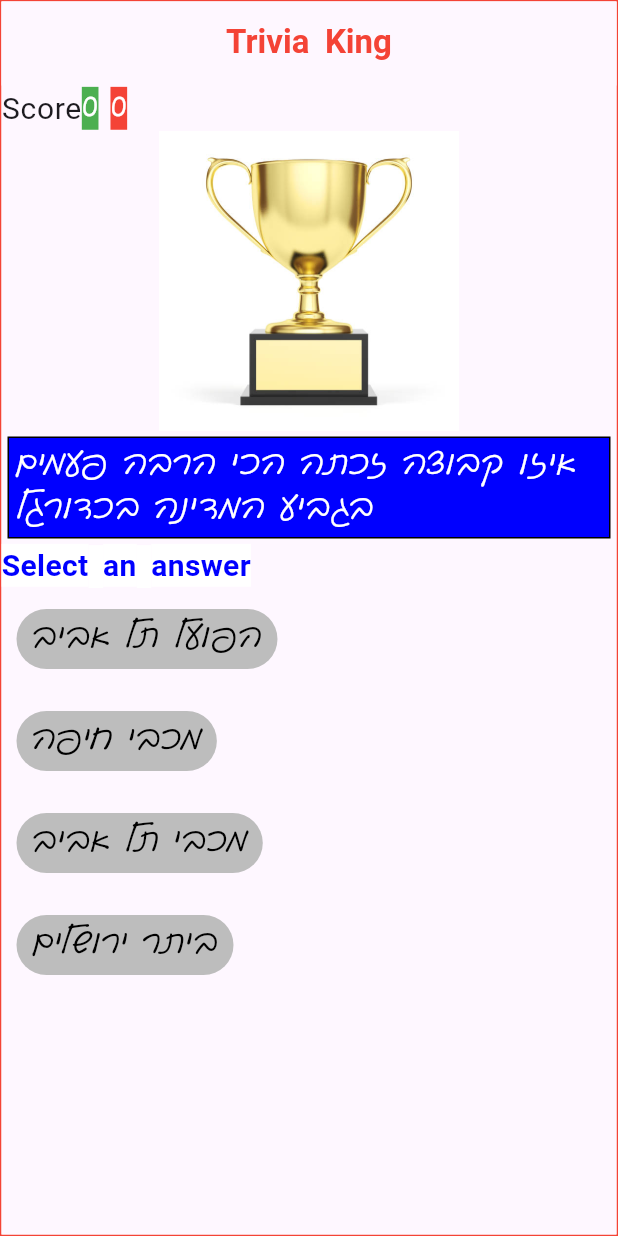
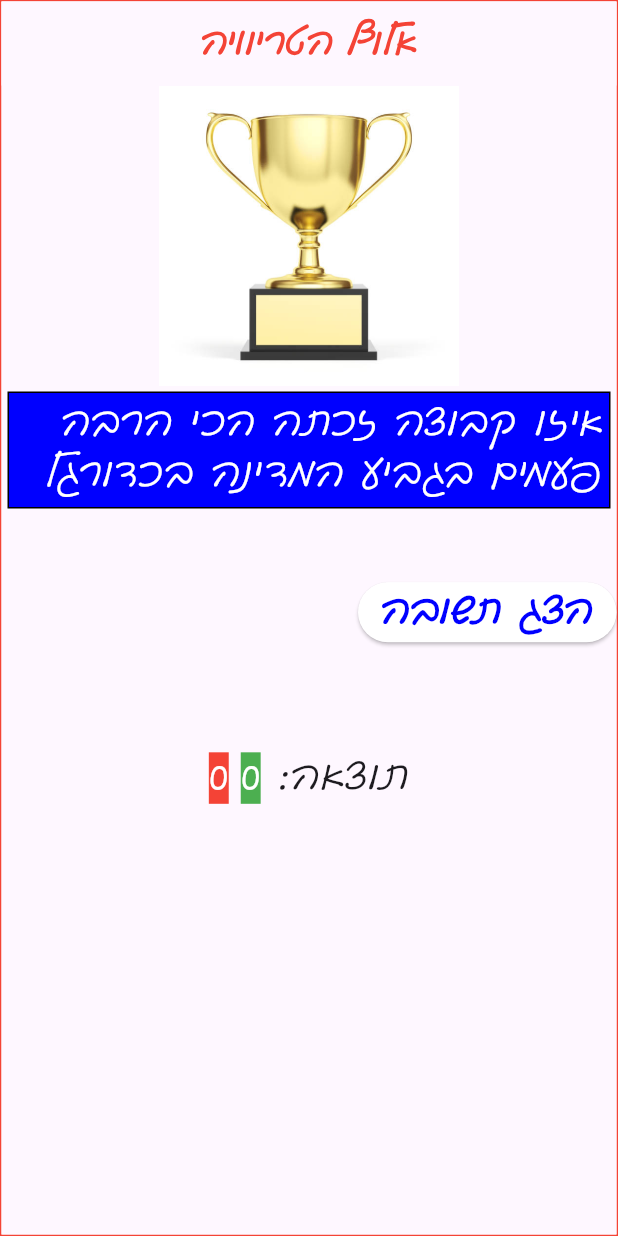
Before and after one commit to patishavir/trivia_guru, a Flutter app: the screen it shows after launch, on a phone screen of 412 x 824 dp. Run offline on Flutter 3.47's test engine with Material 3 defaults, Android fonts, the phone set to English and light mode, and no system bars; our stand-ins replace confetti, flutter_svg, get; missing offline and left inert: blinking_text.

Commit message:
trivia_guru commit 20240416

```diff
--- /dev/null
+++ b/lib/common/gui_utils.dart
@@ -0,0 +1,5 @@
+import 'package:flutter/material.dart';
+
+Size getSize(BuildContext context) {
+  return MediaQuery.of(context).size;
+}
--- a/lib/config/game_config.dart
+++ b/lib/config/game_config.dart
@@ -3,20 +3,20 @@ import 'package:flutter/material.dart';
 class GameConfig {
   static const String appTitle = "Trivia Guru";
   static const bool writeLog = true;
-  static const bool multipleChoiceQuestions = true;
+  static const bool multipleChoiceQuestions = false;
   static const int answersCount = 4;
-  static const double fontSize = 20.0;
+  static const double fontSize = 24.0;
   static const String hebFontFamily = "gadi-almog";
   static const String enFontFamily = "NovaSlim";
-  static const int questionsPerGame = 2;
+  static const int questionsPerGame = 3;
   static const int confettiAnimationDuration = 3;
-  static const TextDirection textDirection = TextDirection.rtl;
   static const Locale hebrewIlLocale = Locale('he', 'IL');
   static const Locale englishUsLocale = Locale('en', 'US');
   static const Locale defaultLocale = hebrewIlLocale;
   static const Locale fallbackLocale = englishUsLocale;
   static const Locale currentLocale = hebrewIlLocale;
   // static const Locale currentLocale = englishUsLocale;
-  static const String questionsFilePath = "assets/questions/q3.json";
+  static const String questionsFilePath = "assets/questions/q9.json";
   static const String imagesFolderFilePath = "assets/images";
+  static const String iconsFolderFilePath = "assets/icons";
 }
--- a/lib/controllers/game_state_controller.dart
+++ b/lib/controllers/game_state_controller.dart
@@ -4,16 +4,13 @@ import '../common/logging_utils.dart';
 enum GameStateEnum {
   displayQuestion,
   displayAnswer,
-  clickNextButton,
-  clickRightWrongButton,
-  gameOver
 }
 
 class GameStateController extends GetxController {
   final _gameState = GameStateEnum.displayQuestion.obs;
 
   GameStateEnum get gameState {
-    LoggingUtils.writeLog("gameState: $_gameState");
+    LoggingUtils.writeLog("get gameState: $_gameState");
     return _gameState.value;
   }
 
--- a/lib/l10n/languages.dart
+++ b/lib/l10n/languages.dart
@@ -6,7 +6,7 @@ class Languages extends Translations {
         'en_US': {
           "select_an_answer": "Select an answer",
           "app_title": "Trivia King",
-          "score": "Score",
+          "score": "Score: ",
           "summary_line":
               "You have answered correctly @correctAnswers out of @questionsPerGame questions !",
           "next_question": "Next question",
@@ -21,7 +21,7 @@ class Languages extends Translations {
         'he_IL': {
           "select_an_answer": "בחר תשובה",
           "app_title": "אלוף הטריוויה",
-          "score": "תוצאה",
+          "score": "תוצאה: ",
           "summary_line":
               "ענית נכון על correctAnswers@ מתוך questionsPerGame@ שאלות !",
           "next_question": "השאלה הבאה",
--- a/lib/main.dart
+++ b/lib/main.dart
@@ -19,7 +19,7 @@ void main() {
    GetMaterialApp(
       translations: Languages(),
       // locale: GameConfig.hebrewIlLocale,
-      locale: GameConfig.englishUsLocale,
+      locale: GameConfig.currentLocale,
       getPages: routes,
       debugShowCheckedModeBanner: false,
       title: GameConfig.appTitle,
--- a/lib/utils/questions_utils.dart
+++ b/lib/utils/questions_utils.dart
@@ -22,7 +22,7 @@ class QuestionsUtils {
     }
   }
 
-  static get questionsList => _questionsList;
+  static get questionsListLength => _questionsList.length;
 
   static Question getQuestion(int questionIndex) {
     LoggingUtils.writeLog(
--- a/lib/views/confetti_page.dart
+++ b/lib/views/confetti_page.dart
@@ -75,6 +75,7 @@ class ConfettiPageState extends State<ConfettiPage> {
             ),
             buildConfettiWidget(confettiController, pi / 1),
             buildConfettiWidget(confettiController, pi / 4),
+            buildConfettiWidget(confettiController, pi / 2),
           ],
         ),
       ),
--- a/lib/views/home_page.dart
+++ b/lib/views/home_page.dart
@@ -3,6 +3,7 @@ import 'package:get/get.dart';
 import 'package:flutter_svg/flutter_svg.dart';
 import '../model/score.dart';
 import '../common/logging_utils.dart';
+import '../common/gui_utils.dart';
 import '../config/game_config.dart';
 import '../model/session_data.dart';
 import '../model/question.dart';
@@ -64,7 +65,6 @@ class HomePage extends StatelessWidget {
     LoggingUtils.writeLog(
         "Starting getWidgetList in home_page ... gameState: ${gameStateController.gameState}");
     List<Widget> widgetList = [];
-    widgetList.add(getScoreRow());
     question = QuestionsUtils.getQuestion(SessionData.currentQuestionIndex);
 
     if (gameStateController.gameState == GameStateEnum.displayQuestion &&
@@ -76,7 +76,7 @@ class HomePage extends StatelessWidget {
       getQuestionWidget(),
     );
     // next question container
-    widgetList.add(
+    widgetList.addAll(
       getSelectAnAnswerWidget(),
     );
 
@@ -89,7 +89,11 @@ class HomePage extends StatelessWidget {
         widgetList.add(getQuestionImage(question.aimage));
       }
       widgetList.add(getAnswerTextWidget());
+      if (!GameConfig.multipleChoiceQuestions) {
+        widgetList.add(getRightWrongAnswerButtons());
       }
+    }
+    widgetList.add(getScoreRow());
     return widgetList;
   }
 
@@ -122,31 +126,34 @@ class HomePage extends StatelessWidget {
     );
   }
 
-  Widget getSelectAnAnswerWidget() {
+  List<Widget> getSelectAnAnswerWidget() {
     LoggingUtils.writeLog(
         "Starting getSelectAnAnswerRow in home_page_widgets ...");
-    return Row(
-      mainAxisAlignment: MainAxisAlignment.spaceBetween,
-      children: [
-        gameStateController.gameState == GameStateEnum.displayQuestion
-            ? Text(
-                GameConfig.multipleChoiceQuestions
-                    ? "select_an_answer".tr
-                    : "show_answer".tr,
+    List<Widget> widgets = [];
+    if (GameConfig.multipleChoiceQuestions) {
+      // multiple choice processing
+      if (gameStateController.gameState == GameStateEnum.displayQuestion) {
+        widgets.add(
+          Text(
+            "select_an_answer".tr,
             style: const TextStyle(
               fontSize: GameConfig.fontSize,
               fontWeight: FontWeight.bold,
               color: Color.fromARGB(255, 0, 0, 255),
               backgroundColor: Colors.white,
             ),
-              )
-            : ElevatedButton(
+          ),
+        );
+      } else {
+        widgets.add(
+          Padding(
+            padding: EdgeInsets.only(top: getSize(context).height / 20.0),
+            child: ElevatedButton(
               style: const ButtonStyle(
-                  backgroundColor:
-                      MaterialStatePropertyAll<Color>(Colors.white),
+                backgroundColor: MaterialStatePropertyAll<Color>(Colors.white),
               ),
               child: Text(
-                 GameConfig.multipleChoiceQuestions ? "${"next_question".tr} >" : "grade_your_answer".tr,
+                "${"next_question".tr} >",
                 style: const TextStyle(
                     fontSize: GameConfig.fontSize,
                     fontWeight: FontWeight.bold,
@@ -156,13 +163,56 @@ class HomePage extends StatelessWidget {
                 processNextQuestionButtonPress();
               },
             ),
-      ],
+          ),
         );
       }
+    } else
+    // process non multiple choice game
+    {
+      if (gameStateController.gameState == GameStateEnum.displayQuestion) {
+        widgets.add(
+          Padding(
+            padding:
+                EdgeInsets.only(top: MediaQuery.of(context).size.height / 20.0),
+            child: ElevatedButton(
+              style: const ButtonStyle(
+                backgroundColor: MaterialStatePropertyAll<Color>(Colors.white),
+              ),
+              child: Text(
+                "show_answer".tr,
+                style: const TextStyle(
+                    fontSize: GameConfig.fontSize,
+                    fontWeight: FontWeight.bold,
+                    color: Color.fromARGB(255, 0, 0, 255)),
+              ),
+              onPressed: () {
+                gameStateController.setGameState(GameStateEnum.displayAnswer);
+              },
+            ),
+          ),
+        );
+      } else {
+        widgets.add(
+          Text(
+            "grade_your_answer".tr,
+            style: const TextStyle(
+              fontSize: GameConfig.fontSize,
+              fontWeight: FontWeight.bold,
+              color: Color.fromARGB(255, 0, 0, 255),
+              backgroundColor: Colors.white,
+            ),
+          ),
+        );
+      }
+    }
+    return widgets;
+  }
 
-  Row getScoreRow() {
-    return Row(
-      mainAxisAlignment: MainAxisAlignment.start,
+  Widget getScoreRow() {
+    return Padding(
+      padding: EdgeInsets.only(top: MediaQuery.of(context).size.height / 12.0),
+      child: Row(
+        mainAxisAlignment: MainAxisAlignment.center,
         children: <Widget>[
           //  const Spacer(),
           Text("score".tr, style: Theme.of(context).textTheme.bodyLarge),
@@ -184,6 +234,7 @@ class HomePage extends StatelessWidget {
                 color: Colors.white),
           ),
         ],
+      ),
     );
   }
 
@@ -231,7 +282,7 @@ class HomePage extends StatelessWidget {
   }
 
   Widget getRightWrongAnswerButtons() {
-    double iconWidth = MediaQuery.of(context).size.width / 20.0;
+    double iconWidth = getSize(context).width / 16.0;
     double iconHeight = iconWidth;
     return Row(
       mainAxisAlignment: MainAxisAlignment.center,
@@ -239,10 +290,10 @@ class HomePage extends StatelessWidget {
         IconButton(
           onPressed: () {
             Score.incrementCorrectAnswers();
-            gameStateController.setGameState(GameStateEnum.displayAnswer);
+            processNextQuestionButtonPress();
           },
           icon: SvgPicture.asset(
-            "assets/icons/check_box.svg",
+            "${GameConfig.iconsFolderFilePath}/check_box.svg",
             colorFilter: const ColorFilter.mode(Colors.green, BlendMode.srcIn),
             semanticsLabel: 'Correct answer',
             width: iconWidth,
@@ -252,10 +303,10 @@ class HomePage extends StatelessWidget {
         IconButton(
           onPressed: () {
             Score.incrementWrongAnswers();
-            gameStateController.setGameState(GameStateEnum.displayAnswer);
+            processNextQuestionButtonPress();
           },
           icon: SvgPicture.asset(
-            "assets/icons/close.svg",
+            "${GameConfig.iconsFolderFilePath}/close.svg",
             colorFilter: const ColorFilter.mode(Colors.red, BlendMode.srcIn),
             semanticsLabel: 'Wrong answer',
             width: iconWidth,
@@ -300,7 +351,7 @@ class HomePage extends StatelessWidget {
     if ((SessionData.currentGameQuestionIndex) >= GameConfig.questionsPerGame) {
       Get.offAllNamed('/confettiPage');
     } else if ((SessionData.currentQuestionIndex) >=
-        GameConfig.questionsPerGame) {
+        QuestionsUtils.questionsListLength) {
       Get.offAllNamed('/outOfQuestions');
     } else {
       gameStateController.setGameState(GameStateEnum.displayQuestion);
```
Also changed, not shown: assets/questions/bak/q3.json (renamed from assets/questions/q3.json), assets/questions/q9.json (renamed from assets/questions/bak/q9.json). Lines whose indentation alone changed are shown as unchanged.
